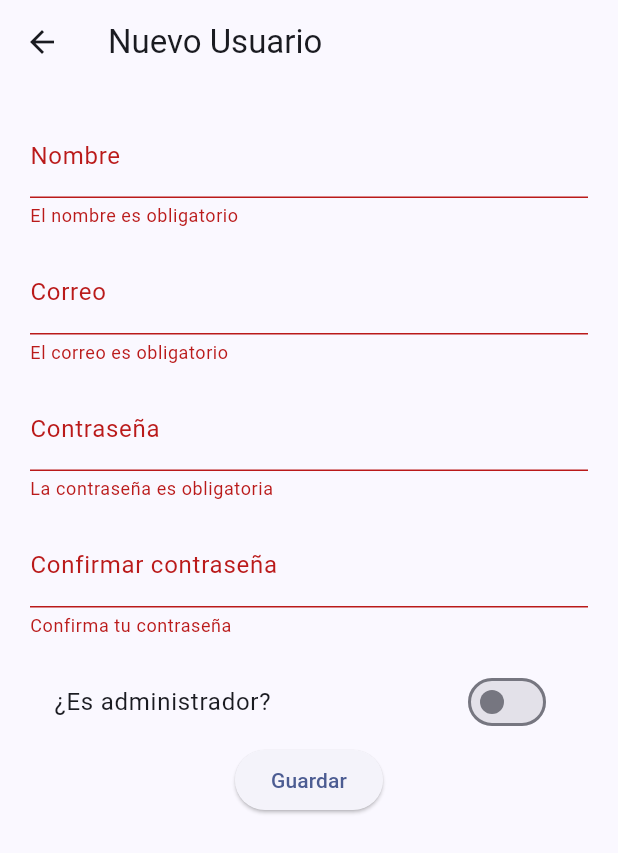
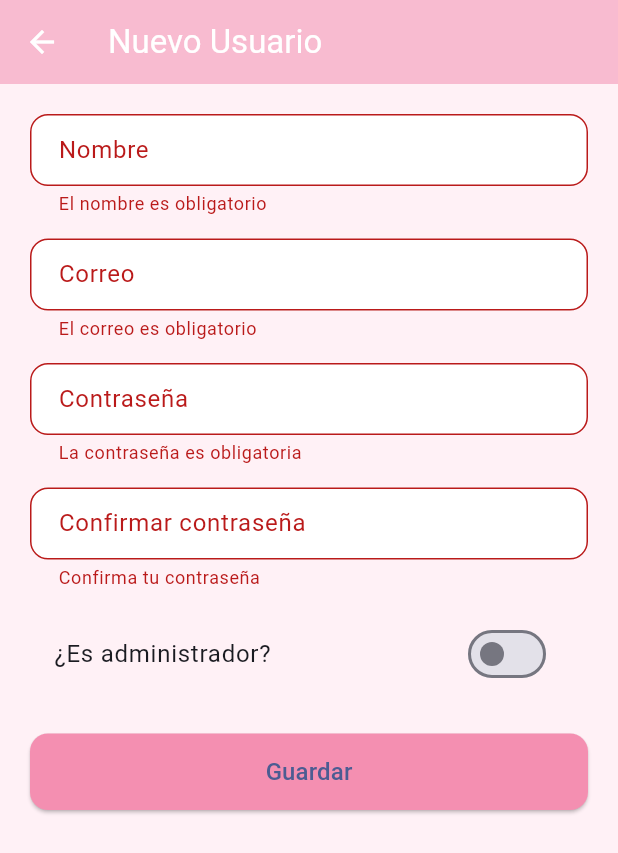
Before and after one commit to Mariana825/Flutter-APP-Crud, a Flutter app: the UserFormView screen opened directly, after a tap on "Guardar", on a phone screen of 412 x 824 dp. Shown: the top 853 px of the screen. Run offline on Flutter 3.47's test engine with Material 3 defaults, Android fonts, the phone set to English and light mode, and no system bars; our stand-ins replace isar; accounts and stored records are empty; generated files the repository leaves out were written again.

Commit message:
Mejora del diseño del formulario

```diff
--- a/lib/views/users_form_view.dart
+++ b/lib/views/users_form_view.dart
@@ -1,7 +1,6 @@
 import "package:flutter/material.dart";
 import "../controllers/user_controller.dart";
 import "../models/user_model.dart";
-
 
 class UserFormView extends StatefulWidget {
   final User? userToEdit;
@@ -12,24 +11,16 @@ class UserFormView extends StatefulWidget {
   }) : super(key: key);
 
   @override
-  State<UserFormView> createState() =>
-      _UserFormViewState();
+  State<UserFormView> createState() => _UserFormViewState();
 }
 
-class _UserFormViewState
-    extends State<UserFormView> {
-  final _formKey =
-      GlobalKey<FormState>();
+class _UserFormViewState extends State<UserFormView> {
+  final _formKey = GlobalKey<FormState>();
 
-  final _nameCtrl =
-      TextEditingController();
-  final _emailCtrl =
-      TextEditingController();
-  final _passCtrl =
-      TextEditingController();
-  final _confirmPassCtrl =
-      TextEditingController();
-
+  final _nameCtrl = TextEditingController();
+  final _emailCtrl = TextEditingController();
+  final _passCtrl = TextEditingController();
+  final _confirmPassCtrl = TextEditingController();
 
   bool _isAdmin = false;
 
@@ -38,20 +29,17 @@ class _UserFormViewState
     super.initState();
 
     if (widget.userToEdit != null) {
-      _nameCtrl.text =
-          widget.userToEdit!.name;
-      _emailCtrl.text =
-          widget.userToEdit!.email;
-      _passCtrl.text =
-          widget.userToEdit!.password;
-      _confirmPassCtrl.text =
-          widget.userToEdit!.password;
+      _nameCtrl.text = widget.userToEdit!.name;
+      _emailCtrl.text = widget.userToEdit!.email;
+      _passCtrl.text = widget.userToEdit!.password;
+      _confirmPassCtrl.text = widget.userToEdit!.password;
 
-      _isAdmin =
-          widget.userToEdit!.role ==
-              "admin";
+      _isAdmin = widget.userToEdit!.role == "admin";
     }
   }
+
+  // ================= VALIDACIONES =================
+
   String? validateName(String? value) {
     if (value == null || value.trim().isEmpty) {
       return "El nombre es obligatorio";
@@ -60,11 +48,11 @@ class _UserFormViewState
     final name = value.trim();
 
     if (name.length < 6 || name.length > 60) {
-    return "El nombre debe tener entre 6 y 60 caracteres";
+      return "Debe tener entre 6 y 60 caracteres";
     }
 
     if (!RegExp(r'^[a-zA-ZáéíóúÁÉÍÓÚñÑ\s]+$').hasMatch(name)) {
-    return "Solo se permiten letras";
+      return "Solo letras";
     }
 
     return null;
@@ -75,13 +63,10 @@ String? validateEmail(String? value) {
       return "El correo es obligatorio";
     }
 
-  final email = value.trim();
+    final emailRegex = RegExp(r'^[\w-\.]+@([\w-]+\.)+[\w-]{2,4}$');
 
-  final emailRegex =
-      RegExp(r'^[\w-\.]+@([\w-]+\.)+[\w-]{2,4}$');
-
-  if (!emailRegex.hasMatch(email)) {
-    return "Formato de correo inválido";
+    if (!emailRegex.hasMatch(value.trim())) {
+      return "Correo inválido";
     }
 
     return null;
@@ -97,11 +82,11 @@ String? validatePassword(String? value) {
     }
 
     if (!RegExp(r'[A-Z]').hasMatch(value)) {
-    return "Debe incluir al menos una mayúscula";
+      return "Debe incluir una mayúscula";
     }
 
     if (!RegExp(r'[!@#\$%^&*(),.?":{}|<>]').hasMatch(value)) {
-    return "Debe incluir al menos un símbolo";
+      return "Debe incluir un símbolo";
     }
 
     return null;
@@ -113,144 +98,165 @@ String? validateConfirmPassword(String? value) {
     }
 
     if (value != _passCtrl.text) {
-    return "Las contraseñas no coinciden";
+      return "No coincide";
     }
 
     return null;
   }
 
+  // ================= GUARDAR =================
+
   Future<void> processForm() async {
-    if (!_formKey.currentState!
-        .validate()) return;
+    if (!_formKey.currentState!.validate()) return;
+
     final email = _emailCtrl.text.trim();
-
     final controller = UserController();
 
-  // 🔴 VALIDACIÓN DE CORREO DUPLICADO
     final exists = await controller.emailExists(email);
 
-  // Si estás editando, permitir el mismo correo del usuario actual
     if (exists &&
         (widget.userToEdit == null ||
             widget.userToEdit!.email.toLowerCase() != email.toLowerCase())) {
       ScaffoldMessenger.of(context).showSnackBar(
-      const SnackBar(
-        content: Text("Este correo ya está registrado"),
-      ),
+        const SnackBar(content: Text("Este correo ya existe")),
       );
       return;
     }
 
     final newUser = User(
       name: _nameCtrl.text.trim(),
-  email: _emailCtrl.text.trim(),
+      email: email,
       password: _passCtrl.text.trim(),
       role: _isAdmin ? "admin" : "reader",
     );
 
-// Si se está editando un usuario,
-// conservar la fecha de registro original.
     if (widget.userToEdit != null) {
+      newUser.id = widget.userToEdit!.id;
       newUser.registerDate = widget.userToEdit!.registerDate;
-}
-
-
-    if (widget.userToEdit != null) {
-      newUser.id =
-          widget.userToEdit!.id;
-
-      await UserController()
-          .updateUser(newUser);
+      await UserController().updateUser(newUser);
     } else {
-      await UserController()
-          .addUser(newUser);
+      await UserController().addUser(newUser);
     }
 
     Navigator.pop(context);
   }
 
+  // ================= UI =================
+
   @override
   Widget build(BuildContext context) {
     return Scaffold(
+      backgroundColor: const Color(0xFFFFF1F6),
+
       appBar: AppBar(
+        backgroundColor: const Color(0xFFF8BBD0),
         title: Text(
-          widget.userToEdit != null
-              ? "Editar Usuario"
-              : "Nuevo Usuario",
+          widget.userToEdit != null ? "Editar Usuario" : "Nuevo Usuario",
+          style: const TextStyle(color: Colors.white),
         ),
+        iconTheme: const IconThemeData(color: Colors.white),
+        elevation: 0,
       ),
-      body: Form(
+
+      body: SafeArea(
+        child: SingleChildScrollView(
+          padding: const EdgeInsets.all(20),
+          child: Form(
             key: _formKey,
-        child: Padding(
-          padding:
-              const EdgeInsets.all(20),
             child: Column(
               children: [
-              TextFormField(
+                _buildField(
                   controller: _nameCtrl,
-                decoration:
-                    const InputDecoration(
-                  labelText: "Nombre",
-                ),
+                  label: "Nombre",
                   validator: validateName,
                 ),
                 const SizedBox(height: 15),
 
-              TextFormField(
+                _buildField(
                   controller: _emailCtrl,
-                decoration:
-                    const InputDecoration(
-                  labelText: "Correo",
-                ),
+                  label: "Correo",
                   validator: validateEmail,
                 ),
                 const SizedBox(height: 15),
 
-              TextFormField(
+                _buildField(
                   controller: _passCtrl,
-                decoration:
-                    const InputDecoration(
-                  labelText:
-                      "Contraseña",
-                ),
+                  label: "Contraseña",
+                  obscure: true,
                   validator: validatePassword,
                 ),
                 const SizedBox(height: 15),
 
-              TextFormField(
-                controller:
-                    _confirmPassCtrl,
-                decoration:
-                    const InputDecoration(
-                  labelText:
-                      "Confirmar contraseña",
-                ),
+                _buildField(
+                  controller: _confirmPassCtrl,
+                  label: "Confirmar contraseña",
+                  obscure: true,
                   validator: validateConfirmPassword,
                 ),
                 const SizedBox(height: 15),
 
                 SwitchListTile(
-                title: const Text(
-                  "¿Es administrador?",
-                ),
+                  activeColor: const Color(0xFFF48FB1),
+                  title: const Text("¿Es administrador?"),
                   value: _isAdmin,
                   onChanged: (value) {
-                  setState(() {
-                    _isAdmin = value;
-                  });
+                    setState(() => _isAdmin = value);
                   },
                 ),
 
-              ElevatedButton(
+                const SizedBox(height: 25),
+
+                SizedBox(
+                  width: double.infinity,
+                  child: ElevatedButton(
                     onPressed: processForm,
+                    style: ElevatedButton.styleFrom(
+                      backgroundColor: const Color(0xFFF48FB1),
+                      padding: const EdgeInsets.symmetric(vertical: 14),
+                      shape: RoundedRectangleBorder(
+                        borderRadius: BorderRadius.circular(12),
+                      ),
+                    ),
                     child: const Text(
                       "Guardar",
+                      style: TextStyle(fontSize: 16),
+                    ),
                   ),
                 ),
               ],
             ),
           ),
         ),
+      ),
+    );
+  }
+
+  // ================= WIDGET REUTILIZABLE =================
+
+  Widget _buildField({
+    required TextEditingController controller,
+    required String label,
+    String? Function(String?)? validator,
+    bool obscure = false,
+  }) {
+    return TextFormField(
+      controller: controller,
+      obscureText: obscure,
+      validator: validator,
+      decoration: InputDecoration(
+        labelText: label,
+        filled: true,
+        fillColor: Colors.white,
+        contentPadding:
+            const EdgeInsets.symmetric(horizontal: 15, vertical: 12),
+        border: OutlineInputBorder(
+          borderRadius: BorderRadius.circular(12),
+        ),
+        focusedBorder: OutlineInputBorder(
+          borderSide: const BorderSide(color: Color(0xFFF48FB1), width: 2),
+          borderRadius: BorderRadius.circular(12),
+        ),
+      ),
     );
   }
 }
```
Lines whose indentation alone changed are shown as unchanged.
